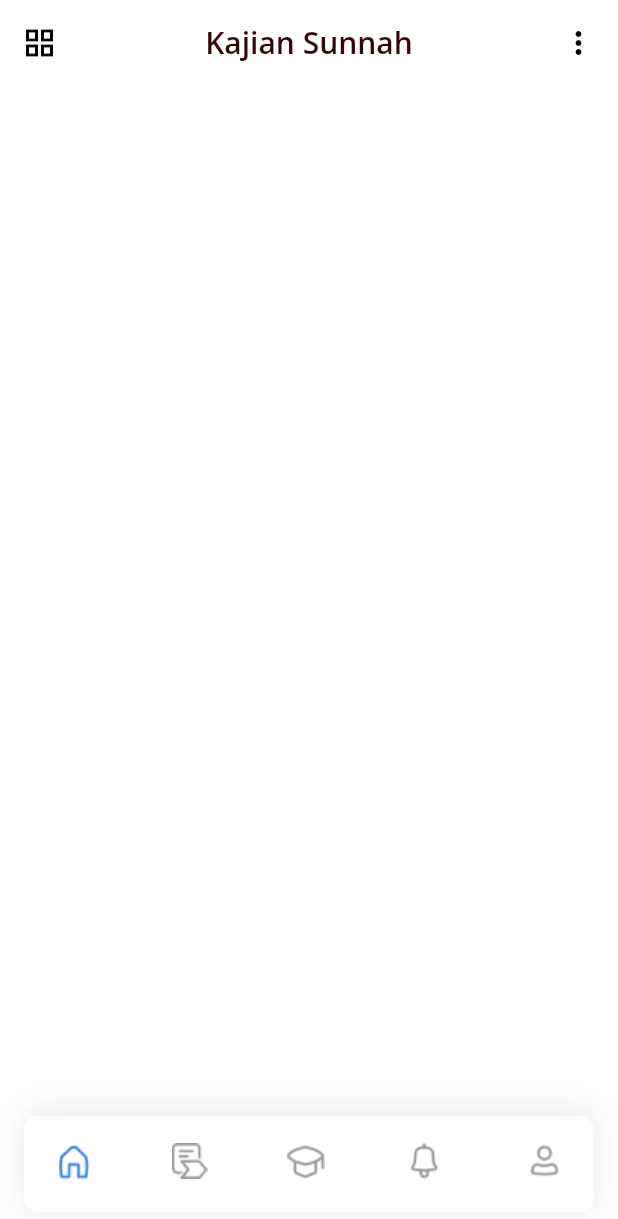
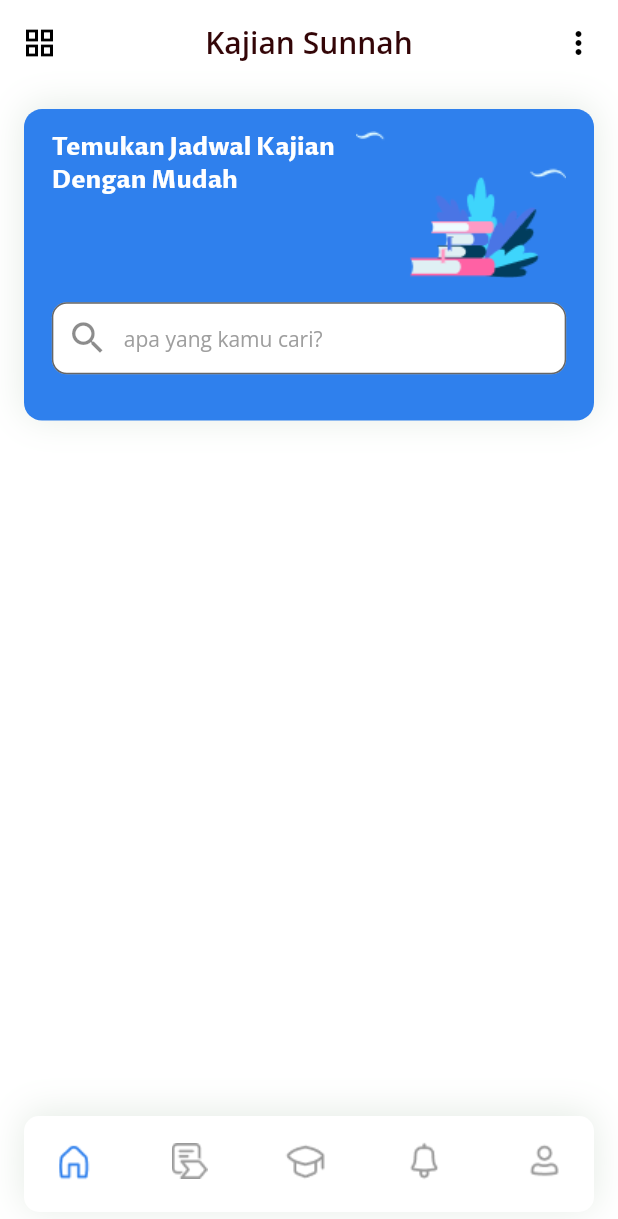
Before and after one commit to anhartasman/flutter_kajian_sunnah, a Flutter app: the HomePage screen opened by its route, on a phone screen of 412 x 824 dp. Shown: the top 1219 px of the screen. Run offline on Flutter 3.47's test engine with Material 2 defaults, Android fonts, the light colour scheme and no system bars; our stand-ins replace bloc, cached_network_image, dio, equatable, file_picker, flutter_bloc and 11 more; missing offline and left inert: flutter_rounded_date_picker, openpgp; accounts and stored records are empty; project files that could hold a hidden picture were left out.

Commit message:
Home Search

```diff
--- a/lib/architectures/data/repositories/DataAccountRepository.dart
+++ b/lib/architectures/data/repositories/DataAccountRepository.dart
@@ -38,7 +38,9 @@ class DataAccountRepository implements AccountRepository {
 
   @override
   Future<void> logout() async {
-    await AccountRemoteDataSource.logout();
-    await AccountLocalDataSource.logout();
+    try {
+      await AccountRemoteDataSource.logout();
+    } catch (e) {}
+    AccountLocalDataSource.logout();
   }
 }
--- a/lib/screens/home_screen.dart
+++ b/lib/screens/home_screen.dart
@@ -2,10 +2,14 @@ import 'package:flutter/material.dart';
 import 'package:flutter_bloc/flutter_bloc.dart';
 import 'package:get/get.dart';
 import 'package:kajiansunnah/bloc/home_nav/bloc.dart';
+import 'package:kajiansunnah/helpers/colors/color_data.dart';
 import 'package:kajiansunnah/helpers/resizer/fetch_pixels.dart';
 import 'package:kajiansunnah/injection_container.dart' as di;
 import 'package:kajiansunnah/services/auth_service.dart';
+import 'package:kajiansunnah/theme/colors/Warna.dart';
 import 'package:kajiansunnah/theme/styles/text/opensans_style_text.dart';
+import 'package:kajiansunnah/theme/styles/text/prozalibre_style_text.dart';
+import 'package:kajiansunnah/widgets/PageBar.dart';
 import 'package:kajiansunnah/widgets/navbar/HomeNavBar.dart';
 
 class home_screen extends StatelessWidget {
@@ -18,36 +22,83 @@ class home_screen extends StatelessWidget {
     return SafeArea(
       child: Column(
         children: [
-          Padding(
-            padding:
-                EdgeInsets.symmetric(vertical: FetchPixels.getPixelHeight(16)),
-            child: Row(
+          PageBar("Kajian Sunnah"),
+          Expanded(
+            child: SingleChildScrollView(
+              child: Column(
                 children: [
-                InkWell(
-                  onTap: () => BlocProvider.of<HomeNavBloc>(context)
-                      .add(HomeNavOpenDrawer()),
-                  child: SizedBox(
-                    width: FetchPixels.getPixelWidth(50),
-                    child: Icon(
-                      Icons.grid_view,
-                      color: Colors.black,
+                  Container(
+                    width: double.infinity,
+                    margin: EdgeInsets.symmetric(
+                      horizontal: 16,
+                      vertical: 16,
+                    ),
+                    padding: EdgeInsets.symmetric(
+                      horizontal: FetchPixels.getPixelHeight(20),
+                      vertical: FetchPixels.getPixelHeight(16),
+                    ),
+                    decoration: BoxDecoration(
+                      borderRadius: BorderRadius.all(Radius.circular(12)),
+                      color: Warna.warnaUtama,
+                      boxShadow: [
+                        BoxShadow(
+                            color: shadowColor,
+                            blurRadius: 20,
+                            offset: const Offset(0, -2)),
+                      ],
+                    ),
+                    child: Column(
+                      children: [
+                        Stack(
+                          children: [
+                            Align(
+                                alignment: Alignment.centerRight,
+                                child:
+                                    Image.asset("assets/images/bookHome.png")),
+                            Column(
+                              crossAxisAlignment: CrossAxisAlignment.start,
+                              children: [
+                                Text(
+                                  "Temukan Jadwal Kajian",
+                                  style: ProzaLibreSemiBold16.copyWith(
+                                    color: Colors.white,
                                   ),
                                 ),
-                ),
-                Expanded(
-                  child: Text(
-                    "Kajian Sunnah",
-                    style: OpenSansSemiBold10.copyWith(
-                      fontSize: 20,
-                    ),
-                    textAlign: TextAlign.center,
+                                Text(
+                                  "Dengan Mudah",
+                                  style: ProzaLibreSemiBold16.copyWith(
+                                    color: Colors.white,
                                   ),
                                 ),
-                SizedBox(
-                  width: FetchPixels.getPixelWidth(50),
-                  child: Icon(
-                    Icons.more_vert,
-                    color: Colors.black,
+                              ],
+                            ),
+                          ],
+                        ),
+                        Padding(
+                          padding: const EdgeInsets.only(top: 16, bottom: 16.0),
+                          child: TextField(
+                            style: OpenSansRegular11,
+                            decoration: InputDecoration(
+                              prefixIcon: Icon(
+                                Icons.search,
+                                size: 28,
+                              ),
+                              contentPadding: EdgeInsets.symmetric(
+                                vertical: 12.0,
+                                horizontal: 12,
+                              ),
+                              border: OutlineInputBorder(
+                                borderSide: BorderSide(width: 0.1),
+                                borderRadius: BorderRadius.circular(10.0),
+                              ),
+                              filled: true,
+                              hintStyle: OpenSansRegular14.copyWith(
+                                color: Colors.grey,
+                              ),
+                              hintText: "apa yang kamu cari?",
+                              fillColor: Colors.white,
+                              isDense: true,
+                            ),
                           ),
                         ),
                       ],
@@ -55,6 +106,10 @@ class home_screen extends StatelessWidget {
                   ),
                 ],
               ),
+            ),
+          ),
+        ],
+      ),
     );
   }
 }
--- /dev/null
+++ b/lib/widgets/PageBar.dart
@@ -0,0 +1,50 @@
+import 'package:flutter/material.dart';
+import 'package:flutter/widgets.dart';
+import 'package:flutter_bloc/flutter_bloc.dart';
+import 'package:kajiansunnah/bloc/home_nav/bloc.dart';
+import 'package:kajiansunnah/helpers/resizer/fetch_pixels.dart';
+import 'package:kajiansunnah/theme/colors/Warna.dart';
+import 'package:kajiansunnah/theme/styles/text/opensans_style_text.dart';
+
+class PageBar extends StatelessWidget {
+  final String title;
+  const PageBar(this.title, {Key? key}) : super(key: key);
+
+  @override
+  Widget build(BuildContext context) {
+    return Padding(
+      padding: EdgeInsets.symmetric(vertical: FetchPixels.getPixelHeight(16)),
+      child: Row(
+        children: [
+          InkWell(
+            onTap: () =>
+                BlocProvider.of<HomeNavBloc>(context).add(HomeNavOpenDrawer()),
+            child: SizedBox(
+              width: FetchPixels.getPixelWidth(50),
+              child: Icon(
+                Icons.grid_view,
+                color: Colors.black,
+              ),
+            ),
+          ),
+          Expanded(
+            child: Text(
+              title,
+              style: OpenSansSemiBold10.copyWith(
+                fontSize: 20,
+              ),
+              textAlign: TextAlign.center,
+            ),
+          ),
+          SizedBox(
+            width: FetchPixels.getPixelWidth(50),
+            child: Icon(
+              Icons.more_vert,
+              color: Colors.black,
+            ),
+          ),
+        ],
+      ),
+    );
+  }
+}
```
Also changed, not shown: assets/images/bookHome.png (added). Lines whose indentation alone changed are shown as unchanged.
